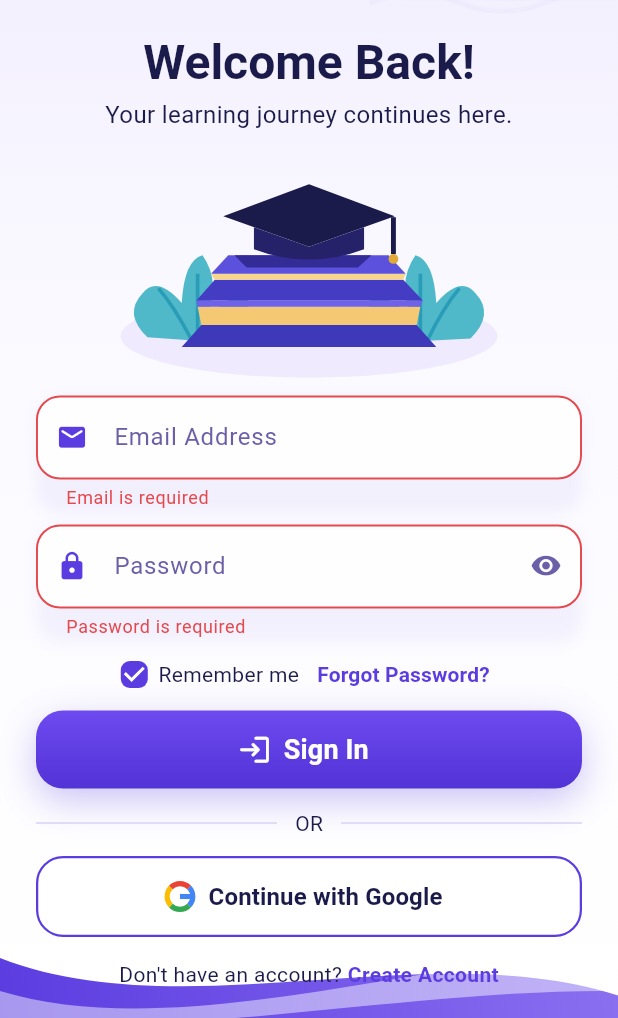
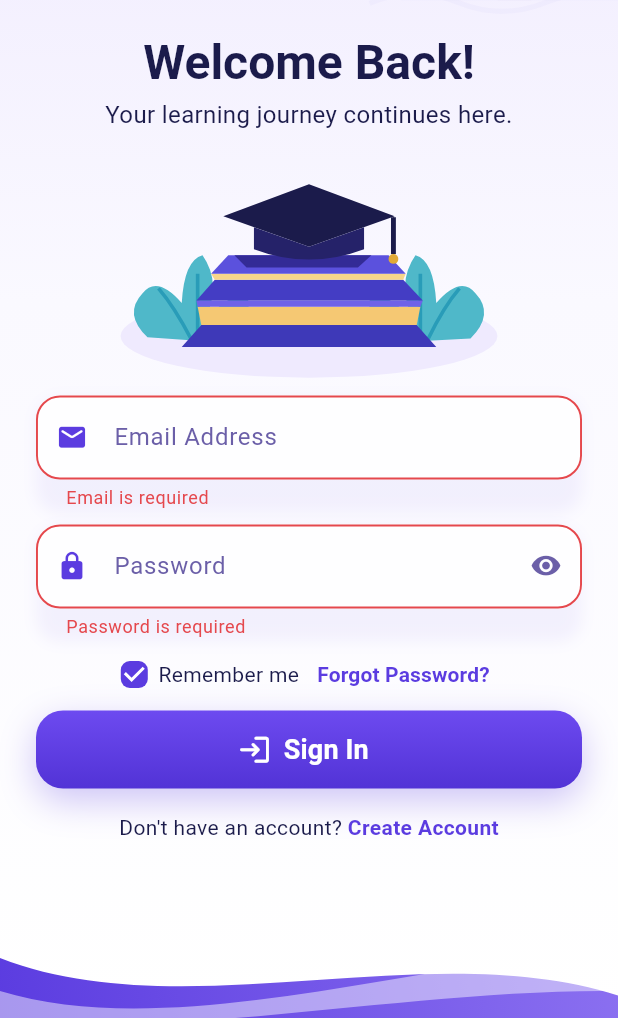
Before and after one commit to biruk2116/StudyShare, a Flutter app: the screen it shows after launch, after a tap on "Sign In", on a phone screen of 412 x 824 dp, the part 218-1236 px from its top. Run offline on Flutter 3.47's test engine with Material 3 defaults, Android fonts, the phone set to English and light mode, and no system bars; our stand-ins replace flutter_secure_storage, flutter_svg, go_router, material_ui.

Commit message:
feat: Update Forgot Password button to navigate to the password recovery screen and remove unused components

```diff
--- a/lib/features/auth/login/login_screen.dart
+++ b/lib/features/auth/login/login_screen.dart
@@ -132,10 +132,7 @@ class _LoginScreenState extends State<LoginScreen> {
                               ],
                             ),
                             TextButton(
-                              onPressed: () => _message(
-                                context,
-                                'Password recovery will be available soon.',
-                              ),
+                              onPressed: () => context.push('/forgot-password'),
                               child: const Text(
                                 'Forgot Password?',
                                 style: TextStyle(
@@ -155,16 +152,7 @@ class _LoginScreenState extends State<LoginScreen> {
                             onPressed: () => _submit(context, auth),
                           ),
                         ),
-                        const SizedBox(height: 13),
-                        const _OrDivider(),
-                        const SizedBox(height: 12),
-                        OutlinedSocialButton(
-                          onPressed: () => _message(
-                            context,
-                            'Google sign-in is ready to connect.',
-                          ),
-                        ),
-                        const SizedBox(height: 15),
+                        const SizedBox(height: 16),
                         Wrap(
                           alignment: WrapAlignment.center,
                           children: [
@@ -249,18 +237,3 @@ void _message(BuildContext context, String message) =>
     ScaffoldMessenger.of(context)
       ..hideCurrentSnackBar()
       ..showSnackBar(SnackBar(content: Text(message)));
-
-class _OrDivider extends StatelessWidget {
-  const _OrDivider();
-  @override
-  Widget build(BuildContext context) => const Row(
-    children: [
-      Expanded(child: Divider(color: AppColors.border)),
-      Padding(
-        padding: EdgeInsets.symmetric(horizontal: 12),
-        child: Text('OR', style: TextStyle(color: AppColors.navy)),
-      ),
-      Expanded(child: Divider(color: AppColors.border)),
-    ],
-  );
-}
```
